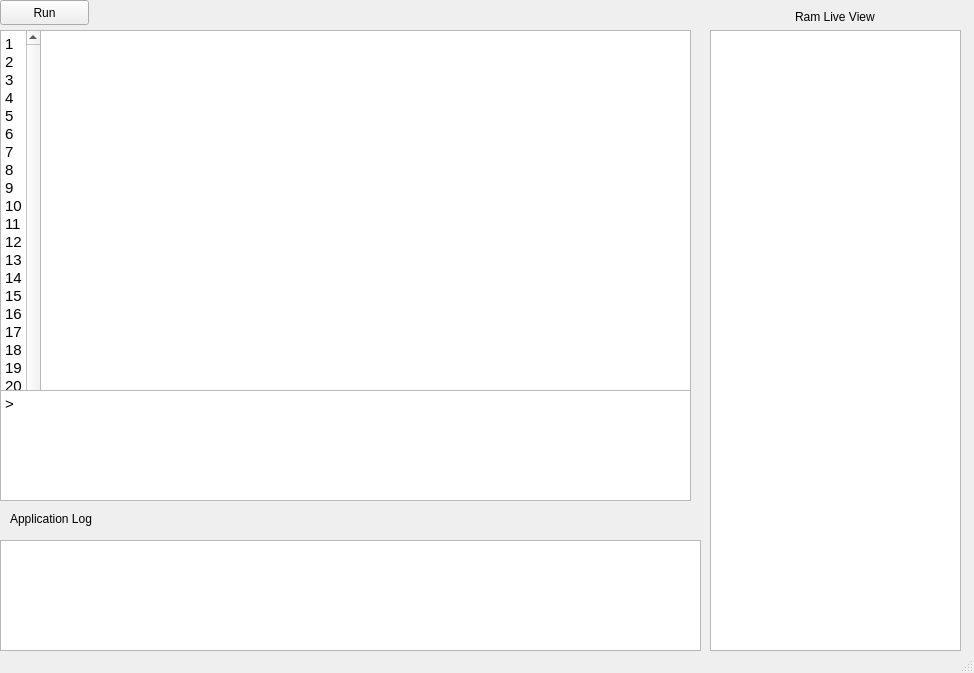
First picture: the form in gui.ui, repository igmochang/GUIProyecto2Datos2, before the edit.
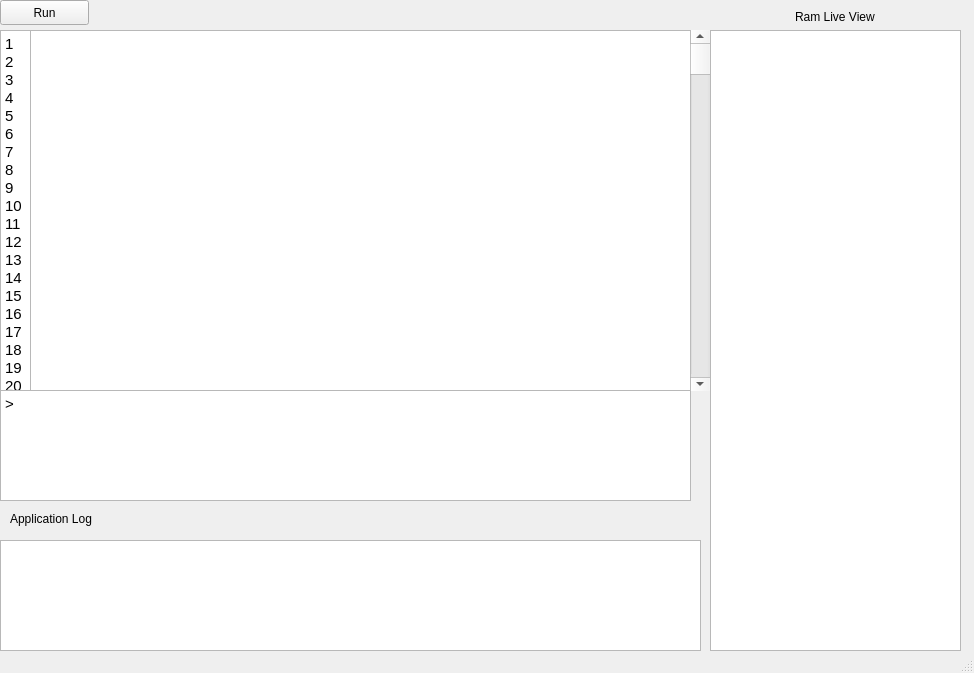
Second picture: the form after the edit.

```diff
--- a/gui.ui
+++ b/gui.ui
@@ -103,15 +103,53 @@
      <string>Application Log</string>
     </property>
    </widget>
-   <widget class="QTextEdit" name="lineNum">
+   <widget class="QPlainTextEdit" name="code">
+    <property name="geometry">
+     <rect>
+      <x>30</x>
+      <y>30</y>
+      <width>661</width>
+      <height>361</height>
+     </rect>
+    </property>
+    <property name="verticalScrollBarPolicy">
+     <enum>Qt::ScrollBarAsNeeded</enum>
+    </property>
+    <property name="horizontalScrollBarPolicy">
+     <enum>Qt::ScrollBarAlwaysOff</enum>
+    </property>
+   </widget>
+   <widget class="QScrollBar" name="verticalScrollBar">
+    <property name="geometry">
+     <rect>
+      <x>690</x>
+      <y>30</y>
+      <width>20</width>
+      <height>361</height>
+     </rect>
+    </property>
+    <property name="singleStep">
+     <number>4</number>
+    </property>
+    <property name="orientation">
+     <enum>Qt::Vertical</enum>
+    </property>
+   </widget>
+   <widget class="QTextBrowser" name="lineNumb">
     <property name="geometry">
      <rect>
       <x>0</x>
       <y>30</y>
-      <width>41</width>
-      <height>391</height>
+      <width>31</width>
+      <height>361</height>
      </rect>
     </property>
+    <property name="verticalScrollBarPolicy">
+     <enum>Qt::ScrollBarAlwaysOff</enum>
+    </property>
+    <property name="horizontalScrollBarPolicy">
+     <enum>Qt::ScrollBarAlwaysOff</enum>
+    </property>
     <property name="html">
      <string>&lt;!DOCTYPE HTML PUBLIC &quot;-//W3C//DTD HTML 4.0//EN&quot; &quot;http://www.w3.org/TR/REC-html40/strict.dtd&quot;&gt;
 &lt;html&gt;&lt;head&gt;&lt;meta name=&quot;qrichtext&quot; content=&quot;1&quot; /&gt;&lt;style type=&quot;text/css&quot;&gt;
@@ -137,27 +175,95 @@
 &lt;p style=&quot; margin-top:0px; margin-bottom:0px; margin-left:0px; margin-right:0px; -qt-block-indent:0; text-indent:0px;&quot;&gt;18&lt;/p&gt;
 &lt;p style=&quot; margin-top:0px; margin-bottom:0px; margin-left:0px; margin-right:0px; -qt-block-indent:0; text-indent:0px;&quot;&gt;19&lt;/p&gt;
 &lt;p style=&quot; margin-top:0px; margin-bottom:0px; margin-left:0px; margin-right:0px; -qt-block-indent:0; text-indent:0px;&quot;&gt;20&lt;/p&gt;
-&lt;p style=&quot;-qt-paragraph-type:empty; margin-top:0px; margin-bottom:0px; margin-left:0px; margin-right:0px; -qt-block-indent:0; text-indent:0px;&quot;&gt;&lt;br /&gt;&lt;/p&gt;
-&lt;p style=&quot;-qt-paragraph-type:empty; margin-top:0px; margin-bottom:0px; margin-left:0px; margin-right:0px; -qt-block-indent:0; text-indent:0px;&quot;&gt;&lt;br /&gt;&lt;/p&gt;&lt;/body&gt;&lt;/html&gt;</string>
-    </property>
-   </widget>
-   <widget class="QPlainTextEdit" name="code">
-    <property name="geometry">
-     <rect>
-      <x>40</x>
-      <y>30</y>
-      <width>651</width>
-      <height>361</height>
-     </rect>
+&lt;p style=&quot; margin-top:0px; margin-bottom:0px; margin-left:0px; margin-right:0px; -qt-block-indent:0; text-indent:0px;&quot;&gt;21&lt;/p&gt;
+&lt;p style=&quot; margin-top:0px; margin-bottom:0px; margin-left:0px; margin-right:0px; -qt-block-indent:0; text-indent:0px;&quot;&gt;22&lt;/p&gt;
+&lt;p style=&quot; margin-top:0px; margin-bottom:0px; margin-left:0px; margin-right:0px; -qt-block-indent:0; text-indent:0px;&quot;&gt;23&lt;/p&gt;
+&lt;p style=&quot; margin-top:0px; margin-bottom:0px; margin-left:0px; margin-right:0px; -qt-block-indent:0; text-indent:0px;&quot;&gt;24&lt;/p&gt;
+&lt;p style=&quot; margin-top:0px; margin-bottom:0px; margin-left:0px; margin-right:0px; -qt-block-indent:0; text-indent:0px;&quot;&gt;25&lt;/p&gt;
+&lt;p style=&quot; margin-top:0px; margin-bottom:0px; margin-left:0px; margin-right:0px; -qt-block-indent:0; text-indent:0px;&quot;&gt;26&lt;/p&gt;
+&lt;p style=&quot; margin-top:0px; margin-bottom:0px; margin-left:0px; margin-right:0px; -qt-block-indent:0; text-indent:0px;&quot;&gt;27&lt;/p&gt;
+&lt;p style=&quot; margin-top:0px; margin-bottom:0px; margin-left:0px; margin-right:0px; -qt-block-indent:0; text-indent:0px;&quot;&gt;28&lt;/p&gt;
+&lt;p style=&quot; margin-top:0px; margin-bottom:0px; margin-left:0px; margin-right:0px; -qt-block-indent:0; text-indent:0px;&quot;&gt;29&lt;/p&gt;
+&lt;p style=&quot; margin-top:0px; margin-bottom:0px; margin-left:0px; margin-right:0px; -qt-block-indent:0; text-indent:0px;&quot;&gt;30&lt;/p&gt;
+&lt;p style=&quot; margin-top:0px; margin-bottom:0px; margin-left:0px; margin-right:0px; -qt-block-indent:0; text-indent:0px;&quot;&gt;31&lt;/p&gt;
+&lt;p style=&quot; margin-top:0px; margin-bottom:0px; margin-left:0px; margin-right:0px; -qt-block-indent:0; text-indent:0px;&quot;&gt;32&lt;/p&gt;
+&lt;p style=&quot; margin-top:0px; margin-bottom:0px; margin-left:0px; margin-right:0px; -qt-block-indent:0; text-indent:0px;&quot;&gt;33&lt;/p&gt;
+&lt;p style=&quot; margin-top:0px; margin-bottom:0px; margin-left:0px; margin-right:0px; -qt-block-indent:0; text-indent:0px;&quot;&gt;34&lt;/p&gt;
+&lt;p style=&quot; margin-top:0px; margin-bottom:0px; margin-left:0px; margin-right:0px; -qt-block-indent:0; text-indent:0px;&quot;&gt;35&lt;/p&gt;
+&lt;p style=&quot; margin-top:0px; margin-bottom:0px; margin-left:0px; margin-right:0px; -qt-block-indent:0; text-indent:0px;&quot;&gt;36&lt;/p&gt;
+&lt;p style=&quot; margin-top:0px; margin-bottom:0px; margin-left:0px; margin-right:0px; -qt-block-indent:0; text-indent:0px;&quot;&gt;37&lt;/p&gt;
+&lt;p style=&quot; margin-top:0px; margin-bottom:0px; margin-left:0px; margin-right:0px; -qt-block-indent:0; text-indent:0px;&quot;&gt;38&lt;/p&gt;
+&lt;p style=&quot; margin-top:0px; margin-bottom:0px; margin-left:0px; margin-right:0px; -qt-block-indent:0; text-indent:0px;&quot;&gt;39&lt;/p&gt;
+&lt;p style=&quot; margin-top:0px; margin-bottom:0px; margin-left:0px; margin-right:0px; -qt-block-indent:0; text-indent:0px;&quot;&gt;40&lt;/p&gt;
+&lt;p style=&quot; margin-top:0px; margin-bottom:0px; margin-left:0px; margin-right:0px; -qt-block-indent:0; text-indent:0px;&quot;&gt;41&lt;/p&gt;
+&lt;p style=&quot; margin-top:0px; margin-bottom:0px; margin-left:0px; margin-right:0px; -qt-block-indent:0; text-indent:0px;&quot;&gt;42&lt;/p&gt;
+&lt;p style=&quot; margin-top:0px; margin-bottom:0px; margin-left:0px; margin-right:0px; -qt-block-indent:0; text-indent:0px;&quot;&gt;43&lt;/p&gt;
+&lt;p style=&quot; margin-top:0px; margin-bottom:0px; margin-left:0px; margin-right:0px; -qt-block-indent:0; text-indent:0px;&quot;&gt;44&lt;/p&gt;
+&lt;p style=&quot; margin-top:0px; margin-bottom:0px; margin-left:0px; margin-right:0px; -qt-block-indent:0; text-indent:0px;&quot;&gt;45&lt;/p&gt;
+&lt;p style=&quot; margin-top:0px; margin-bottom:0px; margin-left:0px; margin-right:0px; -qt-block-indent:0; text-indent:0px;&quot;&gt;46&lt;/p&gt;
+&lt;p style=&quot; margin-top:0px; margin-bottom:0px; margin-left:0px; margin-right:0px; -qt-block-indent:0; text-indent:0px;&quot;&gt;47&lt;/p&gt;
+&lt;p style=&quot; margin-top:0px; margin-bottom:0px; margin-left:0px; margin-right:0px; -qt-block-indent:0; text-indent:0px;&quot;&gt;48&lt;/p&gt;
+&lt;p style=&quot; margin-top:0px; margin-bottom:0px; margin-left:0px; margin-right:0px; -qt-block-indent:0; text-indent:0px;&quot;&gt;49&lt;/p&gt;
+&lt;p style=&quot; margin-top:0px; margin-bottom:0px; margin-left:0px; margin-right:0px; -qt-block-indent:0; text-indent:0px;&quot;&gt;50&lt;/p&gt;
+&lt;p style=&quot; margin-top:0px; margin-bottom:0px; margin-left:0px; margin-right:0px; -qt-block-indent:0; text-indent:0px;&quot;&gt;51&lt;/p&gt;
+&lt;p style=&quot; margin-top:0px; margin-bottom:0px; margin-left:0px; margin-right:0px; -qt-block-indent:0; text-indent:0px;&quot;&gt;52&lt;/p&gt;
+&lt;p style=&quot; margin-top:0px; margin-bottom:0px; margin-left:0px; margin-right:0px; -qt-block-indent:0; text-indent:0px;&quot;&gt;53&lt;/p&gt;
+&lt;p style=&quot; margin-top:0px; margin-bottom:0px; margin-left:0px; margin-right:0px; -qt-block-indent:0; text-indent:0px;&quot;&gt;54&lt;/p&gt;
+&lt;p style=&quot; margin-top:0px; margin-bottom:0px; margin-left:0px; margin-right:0px; -qt-block-indent:0; text-indent:0px;&quot;&gt;55&lt;/p&gt;
+&lt;p style=&quot; margin-top:0px; margin-bottom:0px; margin-left:0px; margin-right:0px; -qt-block-indent:0; text-indent:0px;&quot;&gt;56&lt;/p&gt;
+&lt;p style=&quot; margin-top:0px; margin-bottom:0px; margin-left:0px; margin-right:0px; -qt-block-indent:0; text-indent:0px;&quot;&gt;57&lt;/p&gt;
+&lt;p style=&quot; margin-top:0px; margin-bottom:0px; margin-left:0px; margin-right:0px; -qt-block-indent:0; text-indent:0px;&quot;&gt;58&lt;/p&gt;
+&lt;p style=&quot; margin-top:0px; margin-bottom:0px; margin-left:0px; margin-right:0px; -qt-block-indent:0; text-indent:0px;&quot;&gt;59&lt;/p&gt;
+&lt;p style=&quot; margin-top:0px; margin-bottom:0px; margin-left:0px; margin-right:0px; -qt-block-indent:0; text-indent:0px;&quot;&gt;60&lt;/p&gt;
+&lt;p style=&quot; margin-top:0px; margin-bottom:0px; margin-left:0px; margin-right:0px; -qt-block-indent:0; text-indent:0px;&quot;&gt;61&lt;/p&gt;
+&lt;p style=&quot; margin-top:0px; margin-bottom:0px; margin-left:0px; margin-right:0px; -qt-block-indent:0; text-indent:0px;&quot;&gt;62&lt;/p&gt;
+&lt;p style=&quot; margin-top:0px; margin-bottom:0px; margin-left:0px; margin-right:0px; -qt-block-indent:0; text-indent:0px;&quot;&gt;63&lt;/p&gt;
+&lt;p style=&quot; margin-top:0px; margin-bottom:0px; margin-left:0px; margin-right:0px; -qt-block-indent:0; text-indent:0px;&quot;&gt;64&lt;/p&gt;
+&lt;p style=&quot; margin-top:0px; margin-bottom:0px; margin-left:0px; margin-right:0px; -qt-block-indent:0; text-indent:0px;&quot;&gt;65&lt;/p&gt;
+&lt;p style=&quot; margin-top:0px; margin-bottom:0px; margin-left:0px; margin-right:0px; -qt-block-indent:0; text-indent:0px;&quot;&gt;66&lt;/p&gt;
+&lt;p style=&quot; margin-top:0px; margin-bottom:0px; margin-left:0px; margin-right:0px; -qt-block-indent:0; text-indent:0px;&quot;&gt;67&lt;/p&gt;
+&lt;p style=&quot; margin-top:0px; margin-bottom:0px; margin-left:0px; margin-right:0px; -qt-block-indent:0; text-indent:0px;&quot;&gt;68&lt;/p&gt;
+&lt;p style=&quot; margin-top:0px; margin-bottom:0px; margin-left:0px; margin-right:0px; -qt-block-indent:0; text-indent:0px;&quot;&gt;69&lt;/p&gt;
+&lt;p style=&quot; margin-top:0px; margin-bottom:0px; margin-left:0px; margin-right:0px; -qt-block-indent:0; text-indent:0px;&quot;&gt;70&lt;/p&gt;
+&lt;p style=&quot; margin-top:0px; margin-bottom:0px; margin-left:0px; margin-right:0px; -qt-block-indent:0; text-indent:0px;&quot;&gt;71&lt;/p&gt;
+&lt;p style=&quot; margin-top:0px; margin-bottom:0px; margin-left:0px; margin-right:0px; -qt-block-indent:0; text-indent:0px;&quot;&gt;72&lt;/p&gt;
+&lt;p style=&quot; margin-top:0px; margin-bottom:0px; margin-left:0px; margin-right:0px; -qt-block-indent:0; text-indent:0px;&quot;&gt;73&lt;/p&gt;
+&lt;p style=&quot; margin-top:0px; margin-bottom:0px; margin-left:0px; margin-right:0px; -qt-block-indent:0; text-indent:0px;&quot;&gt;74&lt;/p&gt;
+&lt;p style=&quot; margin-top:0px; margin-bottom:0px; margin-left:0px; margin-right:0px; -qt-block-indent:0; text-indent:0px;&quot;&gt;75&lt;/p&gt;
+&lt;p style=&quot; margin-top:0px; margin-bottom:0px; margin-left:0px; margin-right:0px; -qt-block-indent:0; text-indent:0px;&quot;&gt;76&lt;/p&gt;
+&lt;p style=&quot; margin-top:0px; margin-bottom:0px; margin-left:0px; margin-right:0px; -qt-block-indent:0; text-indent:0px;&quot;&gt;77&lt;/p&gt;
+&lt;p style=&quot; margin-top:0px; margin-bottom:0px; margin-left:0px; margin-right:0px; -qt-block-indent:0; text-indent:0px;&quot;&gt;78&lt;/p&gt;
+&lt;p style=&quot; margin-top:0px; margin-bottom:0px; margin-left:0px; margin-right:0px; -qt-block-indent:0; text-indent:0px;&quot;&gt;79&lt;/p&gt;
+&lt;p style=&quot; margin-top:0px; margin-bottom:0px; margin-left:0px; margin-right:0px; -qt-block-indent:0; text-indent:0px;&quot;&gt;80&lt;/p&gt;
+&lt;p style=&quot; margin-top:0px; margin-bottom:0px; margin-left:0px; margin-right:0px; -qt-block-indent:0; text-indent:0px;&quot;&gt;81&lt;/p&gt;
+&lt;p style=&quot; margin-top:0px; margin-bottom:0px; margin-left:0px; margin-right:0px; -qt-block-indent:0; text-indent:0px;&quot;&gt;82&lt;/p&gt;
+&lt;p style=&quot; margin-top:0px; margin-bottom:0px; margin-left:0px; margin-right:0px; -qt-block-indent:0; text-indent:0px;&quot;&gt;83&lt;/p&gt;
+&lt;p style=&quot; margin-top:0px; margin-bottom:0px; margin-left:0px; margin-right:0px; -qt-block-indent:0; text-indent:0px;&quot;&gt;84&lt;/p&gt;
+&lt;p style=&quot; margin-top:0px; margin-bottom:0px; margin-left:0px; margin-right:0px; -qt-block-indent:0; text-indent:0px;&quot;&gt;85&lt;/p&gt;
+&lt;p style=&quot; margin-top:0px; margin-bottom:0px; margin-left:0px; margin-right:0px; -qt-block-indent:0; text-indent:0px;&quot;&gt;86&lt;/p&gt;
+&lt;p style=&quot; margin-top:0px; margin-bottom:0px; margin-left:0px; margin-right:0px; -qt-block-indent:0; text-indent:0px;&quot;&gt;87&lt;/p&gt;
+&lt;p style=&quot; margin-top:0px; margin-bottom:0px; margin-left:0px; margin-right:0px; -qt-block-indent:0; text-indent:0px;&quot;&gt;88&lt;/p&gt;
+&lt;p style=&quot; margin-top:0px; margin-bottom:0px; margin-left:0px; margin-right:0px; -qt-block-indent:0; text-indent:0px;&quot;&gt;89&lt;/p&gt;
+&lt;p style=&quot; margin-top:0px; margin-bottom:0px; margin-left:0px; margin-right:0px; -qt-block-indent:0; text-indent:0px;&quot;&gt;90&lt;/p&gt;
+&lt;p style=&quot; margin-top:0px; margin-bottom:0px; margin-left:0px; margin-right:0px; -qt-block-indent:0; text-indent:0px;&quot;&gt;91&lt;/p&gt;
+&lt;p style=&quot; margin-top:0px; margin-bottom:0px; margin-left:0px; margin-right:0px; -qt-block-indent:0; text-indent:0px;&quot;&gt;92&lt;/p&gt;
+&lt;p style=&quot; margin-top:0px; margin-bottom:0px; margin-left:0px; margin-right:0px; -qt-block-indent:0; text-indent:0px;&quot;&gt;93&lt;/p&gt;
+&lt;p style=&quot; margin-top:0px; margin-bottom:0px; margin-left:0px; margin-right:0px; -qt-block-indent:0; text-indent:0px;&quot;&gt;94&lt;/p&gt;
+&lt;p style=&quot; margin-top:0px; margin-bottom:0px; margin-left:0px; margin-right:0px; -qt-block-indent:0; text-indent:0px;&quot;&gt;95&lt;/p&gt;
+&lt;p style=&quot; margin-top:0px; margin-bottom:0px; margin-left:0px; margin-right:0px; -qt-block-indent:0; text-indent:0px;&quot;&gt;96&lt;/p&gt;
+&lt;p style=&quot; margin-top:0px; margin-bottom:0px; margin-left:0px; margin-right:0px; -qt-block-indent:0; text-indent:0px;&quot;&gt;97&lt;/p&gt;
+&lt;p style=&quot; margin-top:0px; margin-bottom:0px; margin-left:0px; margin-right:0px; -qt-block-indent:0; text-indent:0px;&quot;&gt;98&lt;/p&gt;
+&lt;p style=&quot; margin-top:0px; margin-bottom:0px; margin-left:0px; margin-right:0px; -qt-block-indent:0; text-indent:0px;&quot;&gt;99&lt;/p&gt;&lt;/body&gt;&lt;/html&gt;</string>
     </property>
    </widget>
    <zorder>runButton</zorder>
    <zorder>verticalLayoutWidget</zorder>
    <zorder>appLog</zorder>
    <zorder>appLogLabel</zorder>
-   <zorder>lineNum</zorder>
    <zorder>output</zorder>
    <zorder>code</zorder>
+   <zorder>verticalScrollBar</zorder>
+   <zorder>lineNumb</zorder>
   </widget>
   <widget class="QStatusBar" name="statusbar"/>
  </widget>
```
